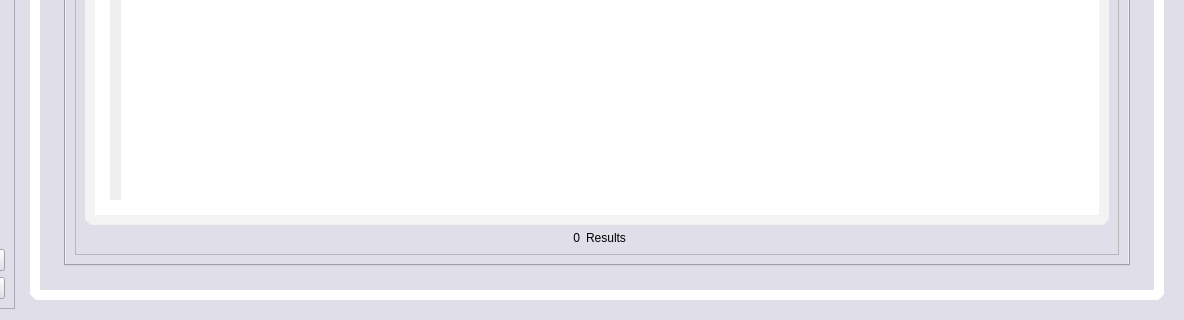
The window that QtGUI/form.ui (Ponard/InvestoPinoy) describes before a commit, drawn with Qt 5; both pictures show x 96 to 1280 and y 571 to 891 of the 1280 by 891 pixel window.
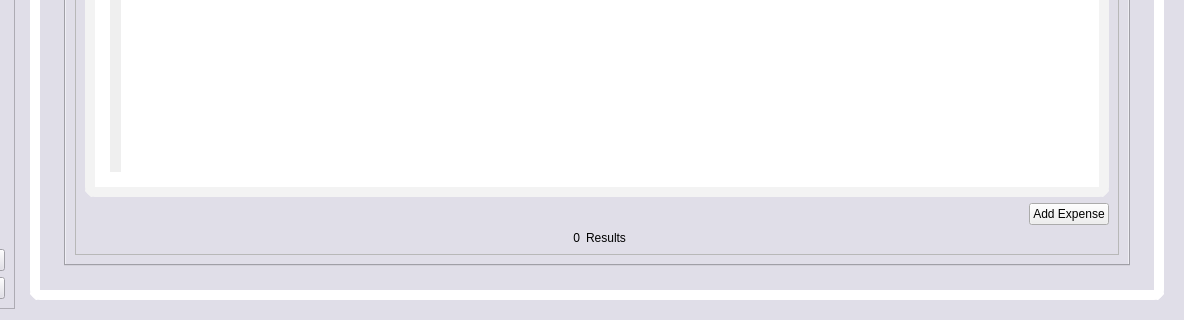
The same window after the commit. The open tabs and pages were chosen to show the change. Icons and pictures are not drawn.

Commit message: "Add Expense" button in Company Expenses tab under Collection tab

Patch:
```diff
--- a/QtGUI/form.ui
+++ b/QtGUI/form.ui
@@ -8286,6 +8286,30 @@
                    </item>
                   </widget>
                  </item>
+                 <item>
+                  <layout class="QHBoxLayout" name="company_expenses_button_container">
+                   <item>
+                    <spacer name="horizontalSpacer_3">
+                     <property name="orientation">
+                      <enum>Qt::Orientation::Horizontal</enum>
+                     </property>
+                     <property name="sizeHint" stdset="0">
+                      <size>
+                       <width>40</width>
+                       <height>20</height>
+                      </size>
+                     </property>
+                    </spacer>
+                   </item>
+                   <item>
+                    <widget class="QPushButton" name="company_expenses_add_expense_push_button">
+                     <property name="text">
+                      <string>Add Expense</string>
+                     </property>
+                    </widget>
+                   </item>
+                  </layout>
+                 </item>
                  <item>
                   <layout class="QFormLayout" name="company_expenses_container">
                    <property name="rowWrapPolicy">
```
The commit also changes 2 other files.
